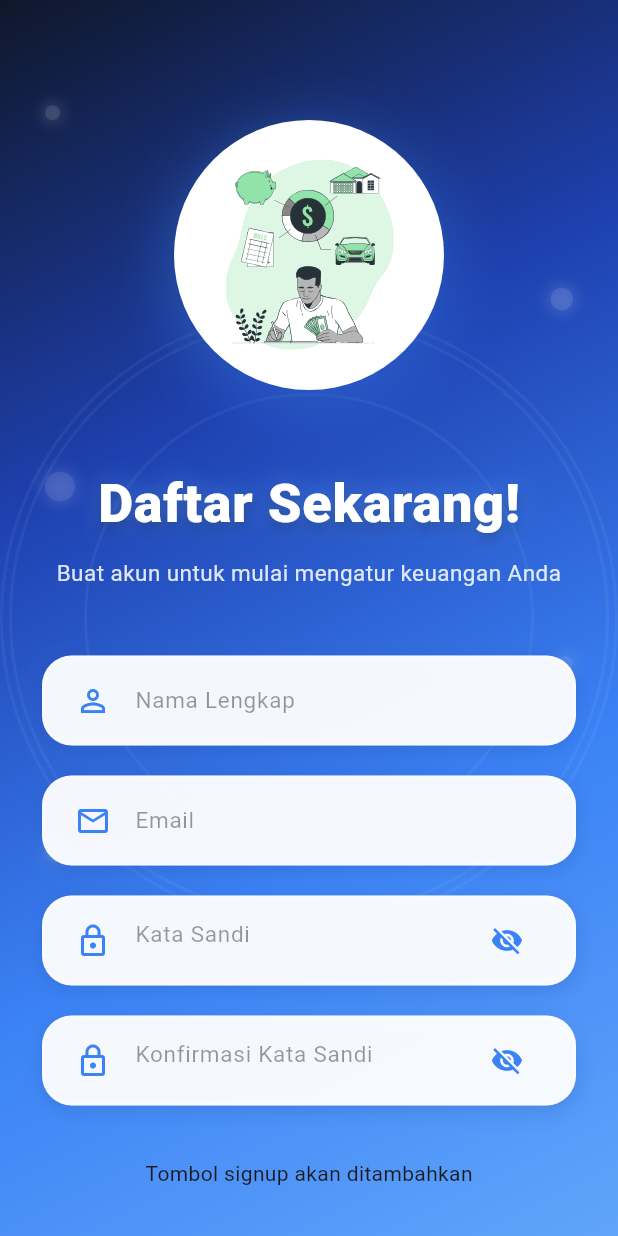
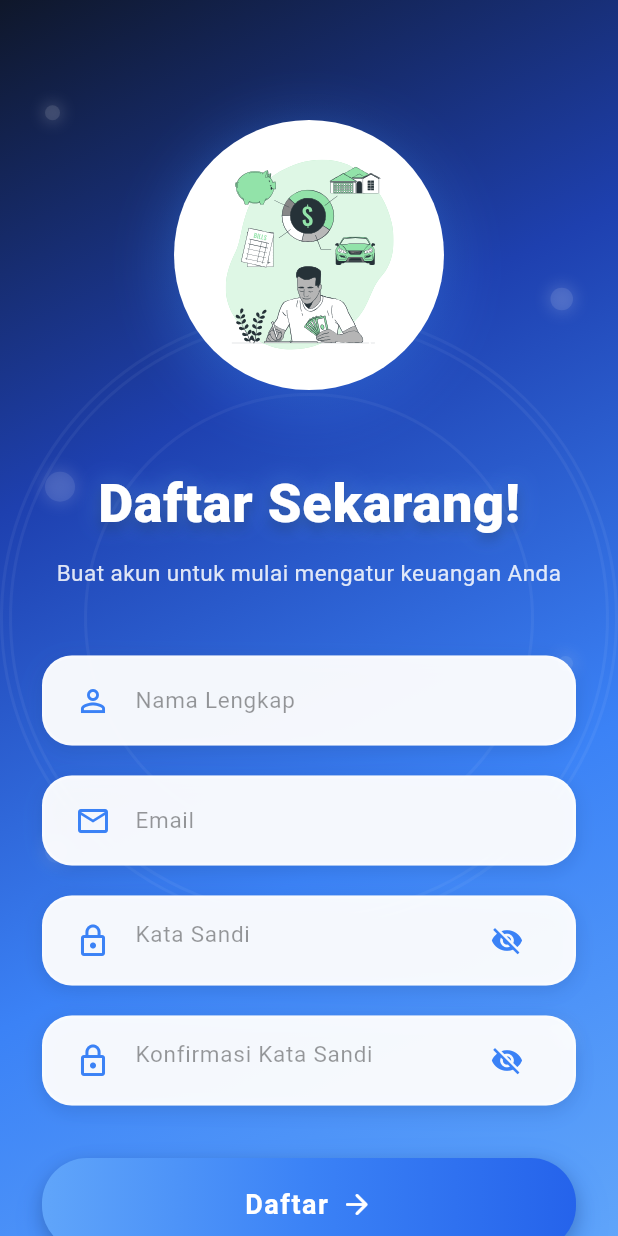
Before and after one commit to Julianarwansah/uas_cashflow_app, a Flutter app: the SignupScreen screen opened directly, on a phone screen of 412 x 824 dp. Run offline on Flutter 3.47's test engine with Material 3 defaults, Android fonts, the phone set to English and light mode, and no system bars; our stand-ins replace firebase_auth, firebase_core, lottie; accounts and stored records are empty.

Commit message:
Tambah tombol daftar dengan loading

```diff
--- a/lib/login/signup.dart
+++ b/lib/login/signup.dart
@@ -349,7 +349,108 @@ class _SignupScreenState extends State<SignupScreen>
                         ),
 
                         const SizedBox(height: 35),
-                        const Text('Tombol signup akan ditambahkan'),
+
+                        // Signup Button
+                        GestureDetector(
+                          onTap: _isLoading ? null : _signup,
+                          child: Container(
+                            width: double.infinity,
+                            padding: const EdgeInsets.symmetric(vertical: 18),
+                            decoration: BoxDecoration(
+                              borderRadius: BorderRadius.circular(30),
+                              gradient: const LinearGradient(
+                                colors: [
+                                  Color(0xFF60A5FA),
+                                  Color(0xFF3B82F6),
+                                  Color(0xFF2563EB),
+                                ],
+                              ),
+                              boxShadow: [
+                                BoxShadow(
+                                  color: const Color(
+                                    0xFF3B82F6,
+                                  ).withValues(alpha: 0.5),
+                                  blurRadius: 20,
+                                  spreadRadius: 2,
+                                  offset: const Offset(0, 8),
+                                ),
+                                BoxShadow(
+                                  color: Colors.black.withValues(alpha: 0.2),
+                                  blurRadius: 10,
+                                  offset: const Offset(0, 4),
+                                ),
+                              ],
+                            ),
+                            child: _isLoading
+                                ? const Center(
+                                    child: SizedBox(
+                                      height: 22,
+                                      width: 22,
+                                      child: CircularProgressIndicator(
+                                        color: Colors.white,
+                                        strokeWidth: 3,
+                                      ),
+                                    ),
+                                  )
+                                : const Row(
+                                    mainAxisAlignment: MainAxisAlignment.center,
+                                    children: [
+                                      Text(
+                                        "Daftar",
+                                        style: TextStyle(
+                                          color: Colors.white,
+                                          fontSize: 18,
+                                          fontWeight: FontWeight.bold,
+                                          letterSpacing: 1,
+                                        ),
+                                      ),
+                                      SizedBox(width: 8),
+                                      Icon(
+                                        Icons.arrow_forward_rounded,
+                                        color: Colors.white,
+                                        size: 22,
+                                      ),
+                                    ],
+                                  ),
+                          ),
+                        ),
+
+                        const SizedBox(height: 20),
+
+                        // Error Message
+                        if (_error != null)
+                          Container(
+                            padding: const EdgeInsets.all(12),
+                            decoration: BoxDecoration(
+                              color: Colors.red.withValues(alpha: 0.2),
+                              borderRadius: BorderRadius.circular(12),
+                              border: Border.all(
+                                color: Colors.red.withValues(alpha: 0.5),
+                                width: 1,
+                              ),
+                            ),
+                            child: Row(
+                              children: [
+                                const Icon(
+                                  Icons.error_outline,
+                                  color: Colors.red,
+                                  size: 20,
+                                ),
+                                const SizedBox(width: 8),
+                                Expanded(
+                                  child: Text(
+                                    _error!,
+                                    style: const TextStyle(
+                                      color: Colors.white,
+                                      fontSize: 13,
+                                    ),
+                                  ),
+                                ),
+                              ],
+                            ),
+                          ),
+
+                        const SizedBox(height: 40),
                       ],
                     ),
                   ),
```
